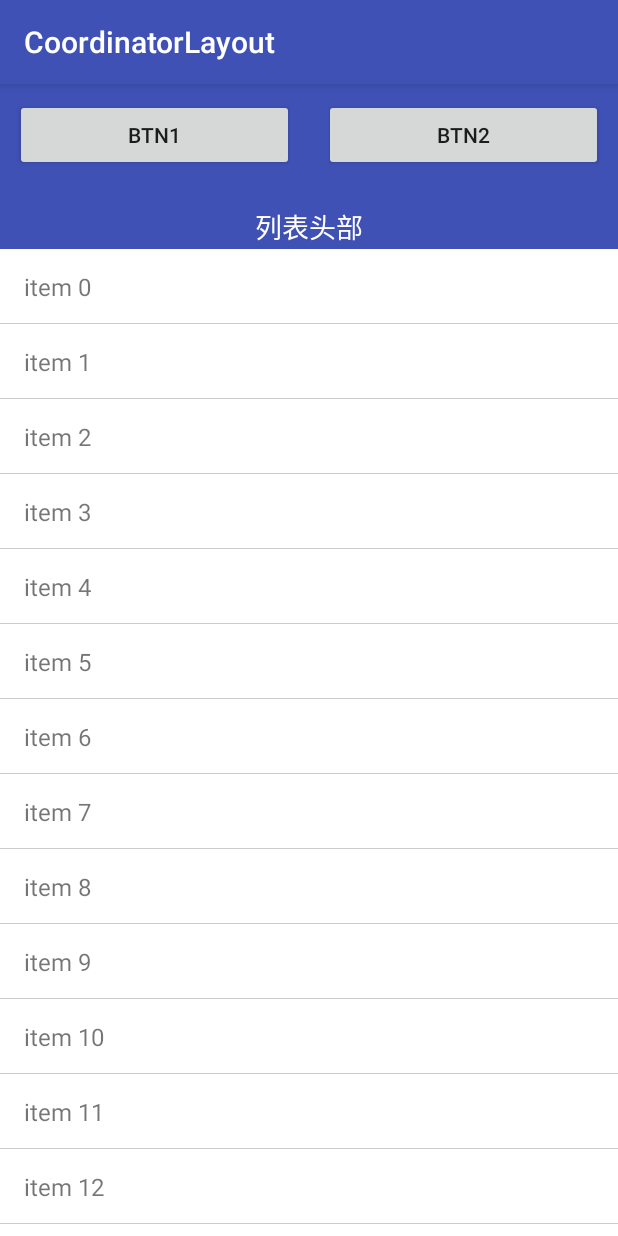
After one commit to xiaokun19931126/TraningPractice, an Android app: the CoordinatorLayoutActivity screen opened directly, with no data from a screen before it, on a phone screen of 412 x 824 dp. The commit adds this screen. Run offline under Robolectric (Android 15) with nearby library versions, the phone set to English and light mode, and no system bars; our stand-ins replace ButterKnife.

Commit message:
添加behavio案例；

```diff
--- a/app/src/main/AndroidManifest.xml
+++ b/app/src/main/AndroidManifest.xml
@@ -43,6 +43,9 @@
             android:name=".recyclerview_snap.RecyclerViewSnapActivity"
             android:label="recyclerview"
             />
+        <activity
+            android:name=".coordinatorLayout_behavior.CoordinatorLayoutActivity"
+            android:label="CoordinatorLayout"/>
 
         <service
             android:name=".okhttp_download_file.DownloadService"
--- a/app/src/main/assets/home.json
+++ b/app/src/main/assets/home.json
@@ -16,7 +16,10 @@
       "title": "retrofit调试"
     },
     {
-      "title":"recyclerview横向"
+      "title": "recyclerview横向"
+    },
+    {
+      "title": "behavior"
     }
   ],
   "Code": 0,
--- /dev/null
+++ b/app/src/main/java/com/xiaokun/trainingpractice/coordinatorLayout_behavior/CoordinatorLayoutActivity.java
@@ -0,0 +1,50 @@
+package com.xiaokun.trainingpractice.coordinatorLayout_behavior;
+
+import android.os.Bundle;
+import android.support.annotation.Nullable;
+import android.support.design.widget.CoordinatorLayout;
+import android.support.v7.app.AppCompatActivity;
+import android.support.v7.widget.LinearLayoutManager;
+import android.support.v7.widget.RecyclerView;
+import android.widget.LinearLayout;
+import android.widget.TextView;
+
+import com.xiaokun.trainingpractice.R;
+
+import butterknife.BindView;
+import butterknife.ButterKnife;
+
+/**
+ * <pre>
+ *     作者   : 肖坤
+ *     时间   : 2018/03/28
+ *     描述   : 嵌套滚动
+ *     版本   : 1.0
+ * </pre>
+ */
+
+public class CoordinatorLayoutActivity extends AppCompatActivity
+{
+
+    @BindView(R.id.header)
+    LinearLayout header;
+    @BindView(R.id.list_header)
+    TextView listHeader;
+    @BindView(R.id.recycler_view)
+    RecyclerView recyclerView;
+    @BindView(R.id.scroll_layout)
+    CoordinatorLayout scrollLayout;
+
+    @Override
+    protected void onCreate(@Nullable Bundle savedInstanceState)
+    {
+        super.onCreate(savedInstanceState);
+        setContentView(R.layout.activity_coordinator);
+        ButterKnife.bind(this);
+
+        recyclerView.setLayoutManager(new LinearLayoutManager(this));
+        recyclerView.setAdapter(new MyRecyclerAdapter());
+    }
+
+
+}
--- /dev/null
+++ b/app/src/main/java/com/xiaokun/trainingpractice/coordinatorLayout_behavior/CoverBehavior.java
@@ -0,0 +1,67 @@
+package com.xiaokun.trainingpractice.coordinatorLayout_behavior;
+
+import android.content.Context;
+import android.support.design.widget.CoordinatorLayout;
+import android.support.v4.view.ViewCompat;
+import android.support.v7.widget.RecyclerView;
+import android.util.AttributeSet;
+import android.util.Log;
+import android.view.View;
+import android.view.ViewGroup;
+import android.widget.LinearLayout;
+
+/**
+ * <pre>
+ *     作者   : 肖坤
+ *     时间   : 2018/03/28
+ *     描述   :
+ *     版本   : 1.0
+ * </pre>
+ */
+
+public class CoverBehavior extends CoordinatorLayout.Behavior<View>
+{
+    private static final String TAG = "CoverBehavior";
+    private int mHeaderInitOffset;
+    private int mHeaderCurrentOffset;
+    private int mHeaderEndOffset;
+
+    public CoverBehavior()
+    {
+    }
+
+    public CoverBehavior(Context context, AttributeSet attrs)
+    {
+        super(context, attrs);
+    }
+
+    public CoverBehavior(int mHeaderInitOffset, int mHeaderCurrentOffset, int mHeaderEndOffset)
+    {
+        this.mHeaderInitOffset = mHeaderInitOffset;
+        this.mHeaderCurrentOffset = mHeaderCurrentOffset;
+        this.mHeaderEndOffset = mHeaderEndOffset;
+    }
+
+    @Override
+    public boolean layoutDependsOn(CoordinatorLayout parent, View child, View dependency)
+    {
+        return child instanceof LinearLayout;
+    }
+
+    @Override
+    public boolean onDependentViewChanged(CoordinatorLayout parent, final View child, View dependency)
+    {
+        RecyclerView recyclerView = (RecyclerView) ((ViewGroup) dependency).getChildAt(1);
+        recyclerView.addOnScrollListener(new RecyclerView.OnScrollListener()
+        {
+            @Override
+            public void onScrolled(RecyclerView recyclerView, int dx, int dy)
+            {
+                super.onScrolled(recyclerView, dx, dy);
+                Log.e("CoverBehavior", "onScrolled(CoverBehavior.java:57)" + dy);
+                ViewCompat.offsetTopAndBottom(child, -dy);
+            }
+        });
+        return true;
+    }
+}
--- /dev/null
+++ b/app/src/main/java/com/xiaokun/trainingpractice/coordinatorLayout_behavior/MyRecyclerAdapter.java
@@ -0,0 +1,44 @@
+package com.xiaokun.trainingpractice.coordinatorLayout_behavior;
+
+import android.support.v7.widget.RecyclerView;
+import android.view.Gravity;
+import android.view.ViewGroup;
+import android.widget.TextView;
+
+import com.xiaokun.trainingpractice.R;
+import com.xiaokun.trainingpractice.util.DimenUtils;
+
+/**
+ * @author cginechen
+ * @date 2016-12-29
+ */
+
+public class MyRecyclerAdapter extends RecyclerView.Adapter<ViewHolder>
+{
+    @Override
+    public ViewHolder onCreateViewHolder(ViewGroup parent, int viewType)
+    {
+        TextView textView = new TextView(parent.getContext());
+        textView.setLayoutParams(new ViewGroup.LayoutParams(ViewGroup.LayoutParams.MATCH_PARENT,
+                DimenUtils.dpToPx(50)));
+        textView.setBackgroundResource(R.drawable.list_item_bg_with_border_bottom);
+        int paddingHor = DimenUtils.dpToPx(16);
+        textView.setPadding(paddingHor, 0, paddingHor, 0);
+        textView.setGravity(Gravity.CENTER_VERTICAL);
+        textView.setTextSize(16);
+        return new ViewHolder(textView);
+    }
+
+    @Override
+    public void onBindViewHolder(ViewHolder holder, int position)
+    {
+        holder.setText("item " + position);
+    }
+
+
+    @Override
+    public int getItemCount()
+    {
+        return 50;
+    }
+}
--- /dev/null
+++ b/app/src/main/java/com/xiaokun/trainingpractice/coordinatorLayout_behavior/ViewHolder.java
@@ -0,0 +1,26 @@
+package com.xiaokun.trainingpractice.coordinatorLayout_behavior;
+
+import android.support.v7.widget.RecyclerView;
+import android.widget.TextView;
+
+/**
+ * @author cginechen
+ * @date 2016-12-29
+ */
+
+public class ViewHolder extends RecyclerView.ViewHolder
+{
+
+    private TextView mItemView;
+
+    public ViewHolder(TextView itemView)
+    {
+        super(itemView);
+        mItemView = itemView;
+    }
+
+    public void setText(String text)
+    {
+        mItemView.setText(text);
+    }
+}
--- a/app/src/main/java/com/xiaokun/trainingpractice/home/HomeActivity.java
+++ b/app/src/main/java/com/xiaokun/trainingpractice/home/HomeActivity.java
@@ -53,7 +53,7 @@ public class HomeActivity extends AppCompatActivity
 
     private void initSwipeRefreshLayout()
     {
-//        swipeRefreshLayout.setEnabled(false);
+        swipeRefreshLayout.setEnabled(false);
         swipeRefreshLayout.setOnRefreshListener(new SwipeRefreshLayout.OnRefreshListener()
         {
             @Override
--- a/app/src/main/java/com/xiaokun/trainingpractice/home/HomeItemsViewBinder.java
+++ b/app/src/main/java/com/xiaokun/trainingpractice/home/HomeItemsViewBinder.java
@@ -11,6 +11,7 @@ import android.view.ViewGroup;
 import android.widget.TextView;
 
 import com.xiaokun.trainingpractice.R;
+import com.xiaokun.trainingpractice.coordinatorLayout_behavior.CoordinatorLayoutActivity;
 import com.xiaokun.trainingpractice.okhttp_download_file.DownLoadProgressaActivity;
 import com.xiaokun.trainingpractice.okhttp_load_progress.ProgressActivity;
 import com.xiaokun.trainingpractice.property_animation.AnimationActivity;
@@ -91,6 +92,9 @@ public class HomeItemsViewBinder extends ItemViewBinder<HomeEntity.HomeListBean,
                 case 5:
                     intent.setClass(context, RecyclerViewSnapActivity.class);
                     break;
+                case 6:
+                    intent.setClass(context, CoordinatorLayoutActivity.class);
+                    break;
                 default:
                     intent.setClass(context, ProgressActivity.class);
                     break;
--- /dev/null
+++ b/app/src/main/res/drawable/list_item_bg_with_border_bottom.xml
@@ -0,0 +1,5 @@
+<?xml version="1.0" encoding="utf-8"?>
+<layer-list xmlns:android="http://schemas.android.com/apk/res/android" >
+    <item android:drawable="@color/gray"/>
+    <item android:drawable="@color/white" android:bottom="1px"/>
+</layer-list>
--- /dev/null
+++ b/app/src/main/res/drawable/list_item_bg_with_border_top_bottom.xml
@@ -0,0 +1,5 @@
+<?xml version="1.0" encoding="utf-8"?>
+<layer-list xmlns:android="http://schemas.android.com/apk/res/android" >
+    <item android:drawable="@color/gray"/>
+    <item android:drawable="@color/white" android:top="1px" android:bottom="1px"/>
+</layer-list>
--- /dev/null
+++ b/app/src/main/res/layout/activity_coordinator.xml
@@ -0,0 +1,53 @@
+<?xml version="1.0" encoding="utf-8"?>
+<android.support.design.widget.CoordinatorLayout
+    xmlns:android="http://schemas.android.com/apk/res/android"
+    xmlns:app="http://schemas.android.com/apk/res-auto"
+    android:id="@+id/scroll_layout"
+    android:layout_width="match_parent"
+    android:layout_height="match_parent">
+
+    <android.support.design.widget.AppBarLayout
+        android:layout_width="match_parent"
+        android:layout_height="wrap_content"
+        app:elevation="0dp">
+
+        <LinearLayout
+            android:id="@+id/header"
+            android:layout_width="match_parent"
+            android:layout_height="80dp"
+            android:orientation="horizontal"
+            app:layout_scrollFlags="scroll">
+
+            <Button
+                android:layout_width="0dp"
+                android:layout_height="wrap_content"
+                android:layout_margin="10dp"
+                android:layout_weight="1"
+                android:text="btn1"/>
+
+            <Button
+                android:layout_width="0dp"
+                android:layout_height="wrap_content"
+                android:layout_margin="10dp"
+                android:layout_weight="1"
+                android:text="btn2"/>
+        </LinearLayout>
+
+        <TextView
+            android:id="@+id/list_header"
+            android:layout_width="match_parent"
+            android:layout_height="30dp"
+            android:gravity="center"
+            android:text="列表头部"
+            android:textColor="@color/white"
+            android:textSize="18sp"/>
+    </android.support.design.widget.AppBarLayout>
+
+    <android.support.v7.widget.RecyclerView
+        android:id="@+id/recycler_view"
+        android:layout_width="match_parent"
+        android:layout_height="match_parent"
+        app:layout_behavior="@string/appbar_scrolling_view_behavior"/>
+
+
+</android.support.design.widget.CoordinatorLayout>
--- a/app/src/main/res/values/colors.xml
+++ b/app/src/main/res/values/colors.xml
@@ -4,4 +4,7 @@
     <color name="colorPrimaryDark">#303F9F</color>
     <color name="colorAccent">#FF4081</color>
     <color name="scrollbar">#48000000</color>
+
+    <color name="white">#ffffffff</color>
+    <color name="gray">#ffcccccc</color>
 </resources>
```
